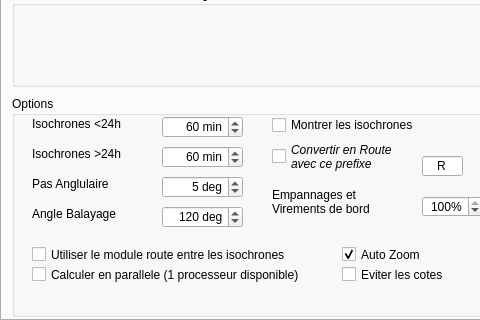
First picture: the form in src/Ui/Routage_Editor.ui, repository nohal/qtVlm, before the edit; both pictures show x 0 to 480 and y 280 to 600 of the 613 by 600 pixel window.
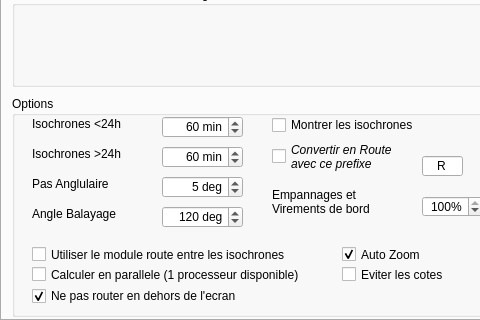
Second picture: the form after the edit.

Commit message: Add option "do not route outside screen" Test coast collision in pruneWake after the point has been found inside the wake and not before. Restore internal limit for angleStep to 3

The edit to the form file:
```diff
--- a/src/Ui/Routage_Editor.ui
+++ b/src/Ui/Routage_Editor.ui
@@ -494,6 +494,22 @@
         <number>60</number>
        </property>
       </widget>
+      <widget class="QCheckBox" name="visibleOnly">
+       <property name="geometry">
+        <rect>
+         <x>20</x>
+         <y>190</y>
+         <width>301</width>
+         <height>20</height>
+        </rect>
+       </property>
+       <property name="text">
+        <string>Ne pas router en dehors de l'ecran</string>
+       </property>
+       <property name="checked">
+        <bool>true</bool>
+       </property>
+      </widget>
      </widget>
      <widget class="QGroupBox" name="groupBox_eta">
       <property name="enabled">
```
Left out of the diff: 4 changed lines with no effect on the pictures. The commit also changes 3 other files.
